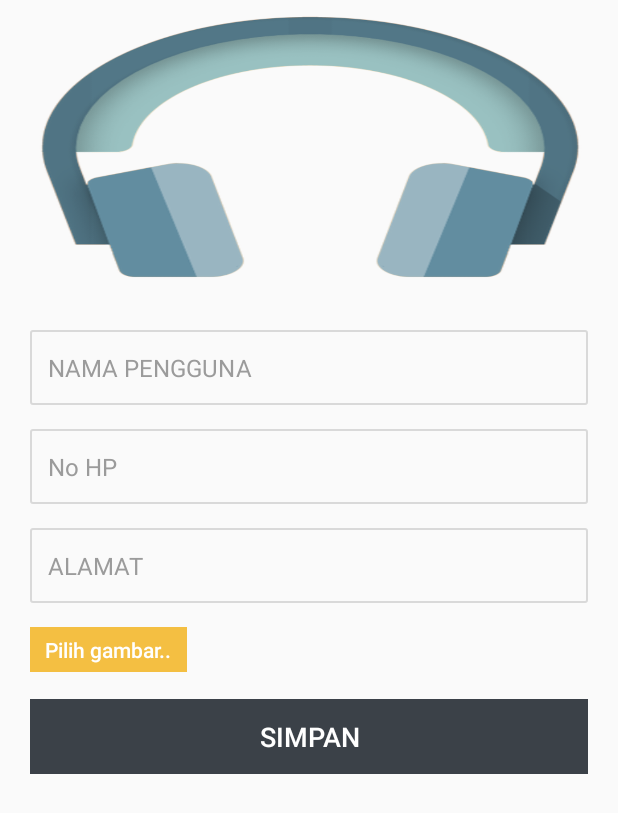
After one commit to iqbalslfy/BeritaMobile, an Android app: the layout fragment_profile.xml on its own in the app's theme, with its tools: preview values and no code run, on a phone screen of 412 x 824 dp. The commit adds this screen. Shown: the top 813 px of the screen. Run offline under Robolectric (Android 15) with nearby library versions, the phone set to English and light mode, and no system bars; network calls fail.

Commit message:
Update Profil Layout

```diff
--- a/app/src/main/AndroidManifest.xml
+++ b/app/src/main/AndroidManifest.xml
@@ -26,7 +26,7 @@
             android:label="@string/app_name"
             android:theme="@style/AppTheme.NoActionBar" />
         <activity
-            android:name=".activity.MainPageActivity"
+            android:name=".activity.HomeActivity"
             android:label="@string/app_name"
             android:theme="@style/AppTheme.NoActionBar" />
         <activity
@@ -57,7 +57,7 @@
                 android:value="com.samsung.muhammad.polisi.activity.RankingActivity" />
         </activity>
         <activity
-            android:name=".activity.HomeActivity"
+            android:name=".activity.MainPageActivity"
             android:theme="@style/AppTheme.NoActionBar">
             <intent-filter>
                 <action android:name="android.intent.action.MAIN" />
@@ -70,7 +70,7 @@
         <activity android:name=".activity.PantauDanaActivity" />
         <activity android:name=".activity.RembukDesaActivity" />
         <activity android:name=".activity.PengaduanActivity" />
-        <activity android:name=".activity.SubmitCommentActivity"></activity>
+        <activity android:name=".activity.SubmitCommentActivity"/>
 
         <activity
             android:name="com.yalantis.ucrop.UCropActivity"
--- a/app/src/main/java/com/samsung/muhammad/polisi/fragment/ProfileFragment.java
+++ b/app/src/main/java/com/samsung/muhammad/polisi/fragment/ProfileFragment.java
@@ -20,7 +20,7 @@ public class ProfileFragment extends Fragment {
     @Nullable
     @Override
     public View onCreateView(LayoutInflater inflater, @Nullable ViewGroup container, @Nullable Bundle savedInstanceState) {
-        View view = inflater.inflate(R.layout.fragment_pengaduan, container, false);
+        View view = inflater.inflate(R.layout.fragment_profile, container, false);
         ButterKnife.bind(this, view);
         return view;
     }
--- /dev/null
+++ b/app/src/main/res/layout/fragment_profile.xml
@@ -0,0 +1,142 @@
+<?xml version="1.0" encoding="utf-8"?>
+<RelativeLayout
+    xmlns:android="http://schemas.android.com/apk/res/android"
+    android:layout_width="match_parent"
+    android:layout_height="match_parent">
+
+    <ScrollView
+        android:layout_width="match_parent"
+        android:layout_height="match_parent">
+        <RelativeLayout
+            android:layout_width="match_parent"
+            android:layout_height="wrap_content">
+
+            <ImageView
+                android:id="@+id/imageProfile"
+                android:layout_width="match_parent"
+                android:layout_height="200dp"
+                android:background="@drawable/apollo"
+                android:scaleType="centerCrop"
+                />
+
+           <LinearLayout
+               android:layout_below="@+id/imageProfile"
+               android:layout_width="match_parent"
+               android:layout_height="wrap_content"
+               android:orientation="vertical"
+               android:padding="20dp">
+               <EditText
+                   android:id="@+id/et_namaPengguna"
+                   android:layout_width="match_parent"
+                   android:layout_height="50dp"
+                   android:background="@drawable/shape_roundborder_border_transparent"
+                   android:hint="@string/nama_pengguna"
+                   android:textColorHint="@color/sub_text"
+                   android:textColor="@color/black"
+                   android:textSize="16sp"
+                   android:paddingLeft="12dp"
+                   android:paddingRight="12dp"
+                   android:maxLines="1"
+                   android:maxLength="20"
+                   android:inputType="textCapWords"
+                   android:imeOptions="actionNext"
+                   />
+
+               <EditText
+                   android:id="@+id/et_no_hp"
+                   android:layout_width="match_parent"
+                   android:layout_height="50dp"
+                   android:background="@drawable/shape_roundborder_border_transparent"
+                   android:hint="@string/no_hp"
+                   android:textColorHint="@color/sub_text"
+                   android:textColor="@color/black"
+                   android:textSize="16sp"
+                   android:paddingLeft="12dp"
+                   android:paddingRight="12dp"
+                   android:maxLines="1"
+                   android:maxLength="20"
+                   android:inputType="textCapWords"
+                   android:imeOptions="actionNext"
+                   android:layout_marginTop="16dp"
+                   />
+
+               <EditText
+                   android:id="@+id/et_alamat"
+                   android:layout_width="match_parent"
+                   android:layout_height="50dp"
+                   android:background="@drawable/shape_roundborder_border_transparent"
+                   android:hint="@string/alamat"
+                   android:textColorHint="@color/sub_text"
+                   android:textColor="@color/black"
+                   android:textSize="16sp"
+                   android:paddingLeft="12dp"
+                   android:paddingRight="12dp"
+                   android:maxLines="1"
+                   android:maxLength="20"
+                   android:inputType="textCapWords"
+                   android:imeOptions="actionNext"
+                   android:layout_marginTop="16dp"
+                   />
+
+               <EditText
+                   android:id="@+id/et_comment"
+                   android:layout_width="match_parent"
+                   android:layout_height="wrap_content"
+                   android:background="@drawable/shape_roundborder_border_transparent"
+                   android:hint="@string/comment_body"
+                   android:textColorHint="@color/sub_text"
+                   android:textColor="@color/black"
+                   android:textSize="16sp"
+                   android:padding="12dp"
+                   android:layout_marginTop="16dp"
+                   android:inputType="textMultiLine"
+                   android:lines="5"
+                   android:gravity="top|left"
+                   android:imeOptions="actionDone"
+                   android:visibility="gone"/>
+
+               <LinearLayout
+                   android:layout_width="match_parent"
+                   android:layout_height="wrap_content"
+                   android:orientation="horizontal"
+                   android:layout_marginTop="16dp">
+
+                   <ImageView
+                       android:id="@+id/iv_image"
+                       android:layout_width="100dp"
+                       android:layout_height="60dp"
+                       android:background="@color/divider"
+                       android:scaleType="centerCrop"
+                       android:layout_marginRight="10dp"
+                       android:visibility="gone"/>
+
+                   <Button
+                       android:id="@+id/bt_select_image"
+                       android:layout_width="wrap_content"
+                       android:layout_height="30dp"
+                       android:background="@color/colorPrimary"
+                       android:text="@string/select_image"
+                       android:paddingLeft="10dp"
+                       android:paddingRight="10dp"
+                       android:gravity="center"
+                       android:textAllCaps="false"
+                       android:textSize="14sp"
+                       android:textColor="@color/white" />
+
+               </LinearLayout>
+
+               <Button
+                   android:id="@+id/bt_send"
+                   android:layout_width="match_parent"
+                   android:layout_height="50dp"
+                   android:background="@color/input_register_bg"
+                   android:text="@string/save"
+                   android:gravity="center"
+                   android:textAllCaps="false"
+                   android:textSize="18sp"
+                   android:textColor="@color/white"
+                   android:layout_marginTop="18dp"/>
+           </LinearLayout>
+        </RelativeLayout>
+    </ScrollView>
+</RelativeLayout>
--- a/app/src/main/res/values/strings.xml
+++ b/app/src/main/res/values/strings.xml
@@ -85,4 +85,8 @@
     <string name="send_comment">Kirim Komentar</string>
     <string name="send_pengaduan">Kirim Pengaduan</string>
     <string name="select_image">Pilih gambar..</string>
+    <string name="nama_pengguna">NAMA PENGGUNA</string>
+    <string name="alamat">ALAMAT</string>
+    <string name="save">SIMPAN</string>
+
 </resources>
```
